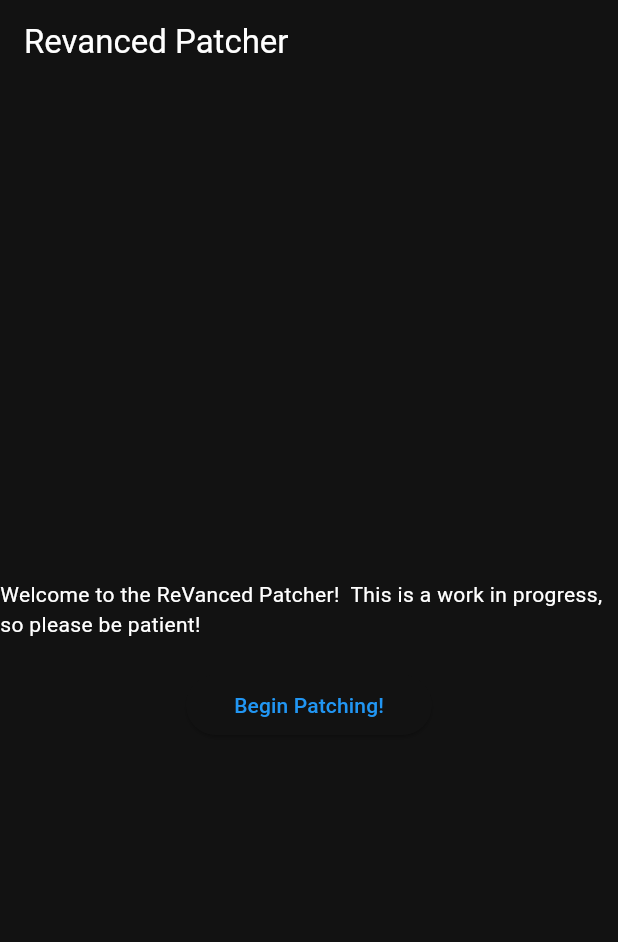
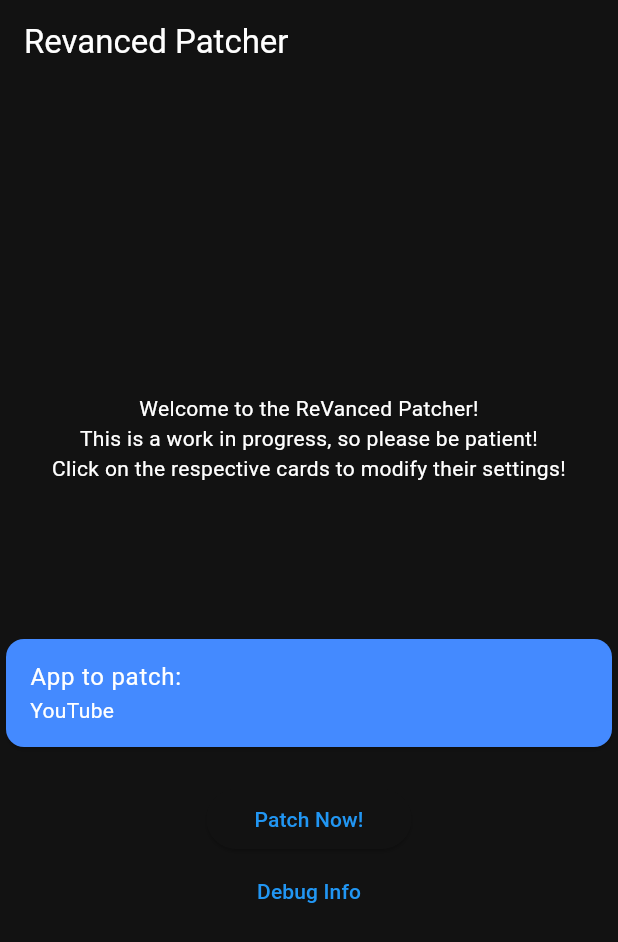
Before and after one commit to sherlockholmestech/ReVancedPatcher, a Flutter app: the screen it shows after launch, on a phone screen of 412 x 824 dp. Shown: the top 942 px of the screen. Run offline on Flutter 3.47's test engine with Material 2 defaults, Android fonts, the phone set to English and light mode, and no system bars.

Commit message:
more changes

```diff
--- a/lib/main.dart
+++ b/lib/main.dart
@@ -1,5 +1,8 @@
 import 'package:flutter/material.dart';
+import 'package:provider/provider.dart';
+
 import 'pages/selectapp.dart';
+import 'pages/debuginfo.dart';
 
 void main() {
   runApp(const App());
@@ -11,7 +14,9 @@
   // This widget is the root of your application.
   @override
   Widget build(BuildContext context) {
-    return MaterialApp(
+    return ChangeNotifierProvider(
+      create: (context) => AppState(),
+      child: MaterialApp(
         title: 'Revanced Patcher',
         theme: ThemeData(
           useMaterial3: true,
@@ -25,7 +30,9 @@
         routes: {
           '/': (context) => const HomePage(),
           '/selectapp': (context) => const SelectAppPage(),
+          '/debuginfo':(context) => const DebugPage(),
         },
+      ),
     );
   }
 }
@@ -38,6 +45,7 @@
   const HomePage({super.key});
   @override
   Widget build(BuildContext context) {
+    var appState = context.watch<AppState>();
     return Scaffold(
       appBar: AppBar(
         title: const Text('Revanced Patcher'),
@@ -46,19 +54,41 @@
         child: Column(
           mainAxisAlignment: MainAxisAlignment.center,
           children: [
-            Text('Welcome to the ReVanced Patcher!  This is a work in progress, so please be patient!'),
+            Padding(
+              padding: const EdgeInsets.only(bottom: 100),
+              child: Text(
+                'Welcome to the ReVanced Patcher!\nThis is a work in progress, so please be patient!\nClick on the respective cards to modify their settings!',
+                textAlign: TextAlign.center,
+                ),
+            ),
+            Card(
+              color: Colors.blueAccent,
+              child: ListTile(
+                title: Text('App to patch:'),
+                subtitle: Text(appState.selectedApp),
+                onTap: () {
+                  Navigator.pushNamed(context, '/selectapp');
+                },
+              ),
+            ),
             Padding(
               padding: const EdgeInsets.only(top: 20),
               child: ElevatedButton(
                 onPressed: () {
-                  Navigator.pushNamed(context, '/selectapp');
+                  print("Compile lol idk");
                 },
                 child: Padding(
                   padding: const EdgeInsets.all(8.0),
-                  child: Text('Begin Patching!'),
+                  child: Text('Patch Now!'),
                 ),
               ),
             ),
+            TextButton(
+              onPressed: () {
+                Navigator.pushNamed(context, '/debuginfo');
+              },
+              child: Text('Debug Info'),
+              )
           ],
         ),
       )
--- a/lib/pages/selectapp.dart
+++ b/lib/pages/selectapp.dart
@@ -1,10 +1,13 @@
 import 'package:flutter/material.dart';
+import 'package:provider/provider.dart';
+import '../main.dart';
 
 class SelectAppPage extends StatelessWidget {
   const SelectAppPage({super.key});
 
   @override
   Widget build(BuildContext context) {
+    var appState = context.watch<AppState>();
     return Scaffold(
       appBar: AppBar(
         title: const Text('Select App'),
@@ -18,11 +21,26 @@
                 title: Text('YouTube'),
                 subtitle: Text("Patch YouTube here!"),
                 onTap: () {
-                  print("object");
+                  appState.selectedApp = 'YouTube';
+                  appState.notifyListeners();
+                  Navigator.pop(context);
                 },
                 selectedColor: Theme.of(context).colorScheme.primary,
               ),
-            )
+            ),
+            Card(
+              color: Colors.orangeAccent,
+              child: ListTile(
+                title: Text('YouTube Music'),
+                subtitle: Text("Patch YouTube Music here!"),
+                onTap: () {
+                  appState.selectedApp = 'YouTube Music';
+                  appState.notifyListeners();
+                  Navigator.pop(context);
+                },
+                selectedColor: Theme.of(context).colorScheme.primary,
+              ),
+            ),
           ],
         )
       )
--- a/pubspec.yaml
+++ b/pubspec.yaml
@@ -35,6 +35,7 @@
   # The following adds the Cupertino Icons font to your application.
   # Use with the CupertinoIcons class for iOS style icons.
   cupertino_icons: ^1.0.2
+  provider: ^6.0.5
 
 dev_dependencies:
   flutter_test:
```
Also changed, not shown: lib/pages/debuginfo.dart (added, +24 -0 lines), pubspec.lock. Lines whose indentation alone changed are shown as unchanged.
